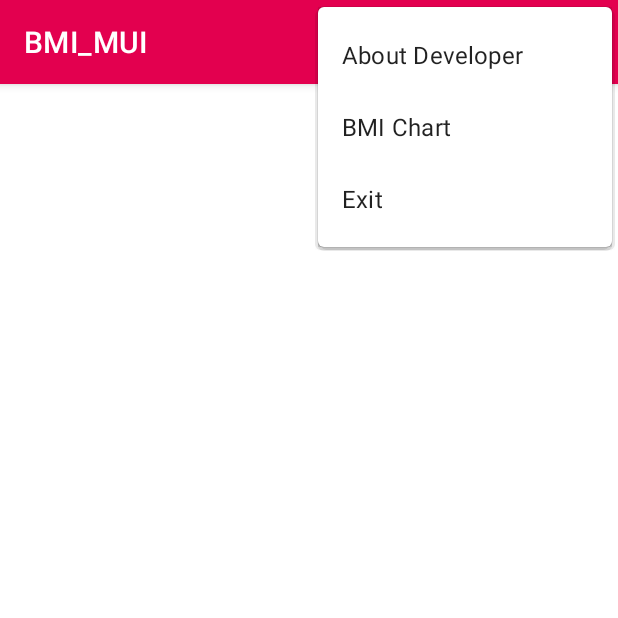
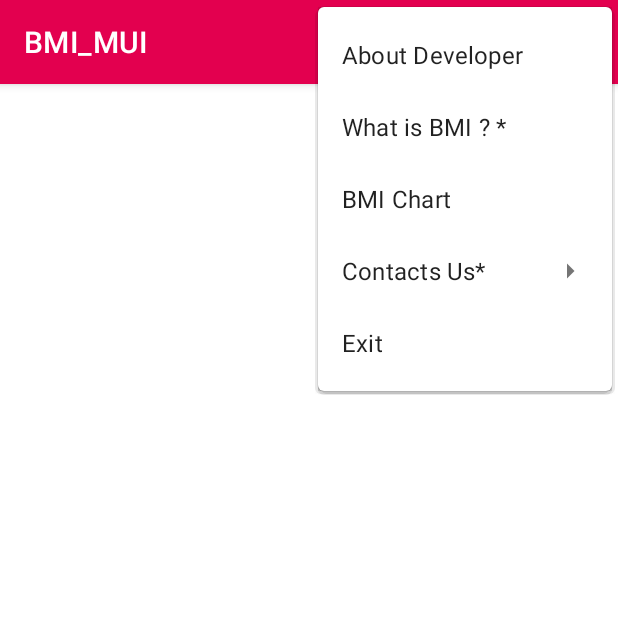
Before and after one commit to siddhantpatel01/BMI_MUI, an Android app: the screen it shows after launch (MainActivity), with the options menu open, on a phone screen of 412 x 824 dp, the top half of it. Run offline under Robolectric (Android 15) with nearby library versions, the phone set to English and light mode, and no system bars; 3 statements that could not run were skipped.

Commit message:
enhanced option menu

```diff
--- a/app/src/main/AndroidManifest.xml
+++ b/app/src/main/AndroidManifest.xml
@@ -1,6 +1,8 @@
 <?xml version="1.0" encoding="utf-8"?>
 <manifest xmlns:android="http://schemas.android.com/apk/res/android"
     xmlns:tools="http://schemas.android.com/tools">
+    <uses-permission android:name="android.permission.INTERNET"/>
+    <uses-permission android:name="android.permission.CALL_PHONE"/>
 
     <application
         android:allowBackup="true"
--- a/app/src/main/res/menu/options_menu.xml
+++ b/app/src/main/res/menu/options_menu.xml
@@ -1,18 +1,41 @@
 <?xml version="1.0" encoding="utf-8"?>
 <menu xmlns:android="http://schemas.android.com/apk/res/android">
     <item
-        android:id="@+id/item1"
+        android:id="@+id/about_developer"
         android:title="About Developer"
-
         />
     <item
-        android:id="@+id/item2"
-        android:title="BMI Chart"
-
+        android:id="@+id/about_bmi"
+        android:title="What is BMI ? *"
         />
     <item
-        android:id="@+id/item3"
+        android:id="@+id/bmi_chart"
+        android:title="BMI Chart"
+        />
+    <item
+        android:id="@+id/contact_us"
+        android:title="Contacts Us*"
+        >
+        <menu>
+            <item
+                android:id="@+id/dial"
+                android:title="Dial"
+                />
+            <item
+                android:id="@+id/Call"
+                android:title="Call"
+                />
+            <item
+                android:id="@+id/email"
+                android:title="Email"
+
+                />
+        </menu>
+
+
+    </item>
+    <item
+        android:id="@+id/exit_app"
         android:title="Exit"
-
         />
 </menu>
```
Also changed, not shown: app/src/main/java/com/example/bmi_mui/MainActivity.kt (+53 -10 lines).
